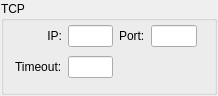
Before: the Qt Designer form src/ui/tcp_widget.ui in public0821/npg, drawn with Qt 5.
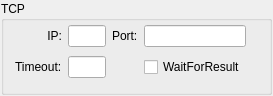
After: the same form once the commit is applied.

```diff
--- a/src/ui/tcp_widget.ui
+++ b/src/ui/tcp_widget.ui
@@ -6,7 +6,7 @@
    <rect>
     <x>0</x>
     <y>0</y>
-    <width>218</width>
+    <width>273</width>
     <height>96</height>
    </rect>
   </property>
@@ -46,10 +46,7 @@
         </property>
        </widget>
       </item>
-      <item row="0" column="3">
-       <widget class="QLineEdit" name="port_edit"/>
-      </item>
-      <item row="0" column="4">
+      <item row="0" column="5">
        <spacer name="horizontalSpacer_2">
         <property name="orientation">
          <enum>Qt::Horizontal</enum>
@@ -72,7 +69,7 @@
       <item row="1" column="1">
        <widget class="QLineEdit" name="timeout_edit"/>
       </item>
-      <item row="1" column="2" colspan="3">
+      <item row="1" column="4" colspan="2">
        <spacer name="horizontalSpacer">
         <property name="orientation">
          <enum>Qt::Horizontal</enum>
@@ -85,6 +82,16 @@
         </property>
        </spacer>
       </item>
+      <item row="0" column="3">
+       <widget class="QLineEdit" name="port_edit"/>
+      </item>
+      <item row="1" column="3">
+       <widget class="QCheckBox" name="wait_for_result_box">
+        <property name="text">
+         <string>WaitForResult</string>
+        </property>
+       </widget>
+      </item>
      </layout>
     </widget>
    </item>
```
